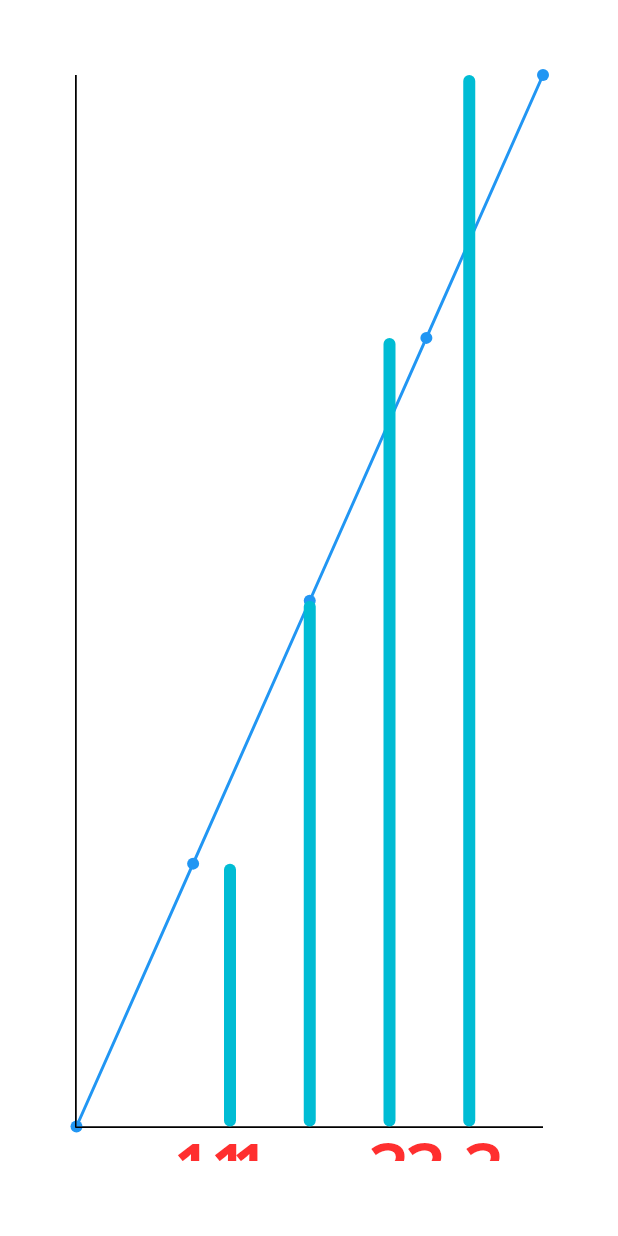
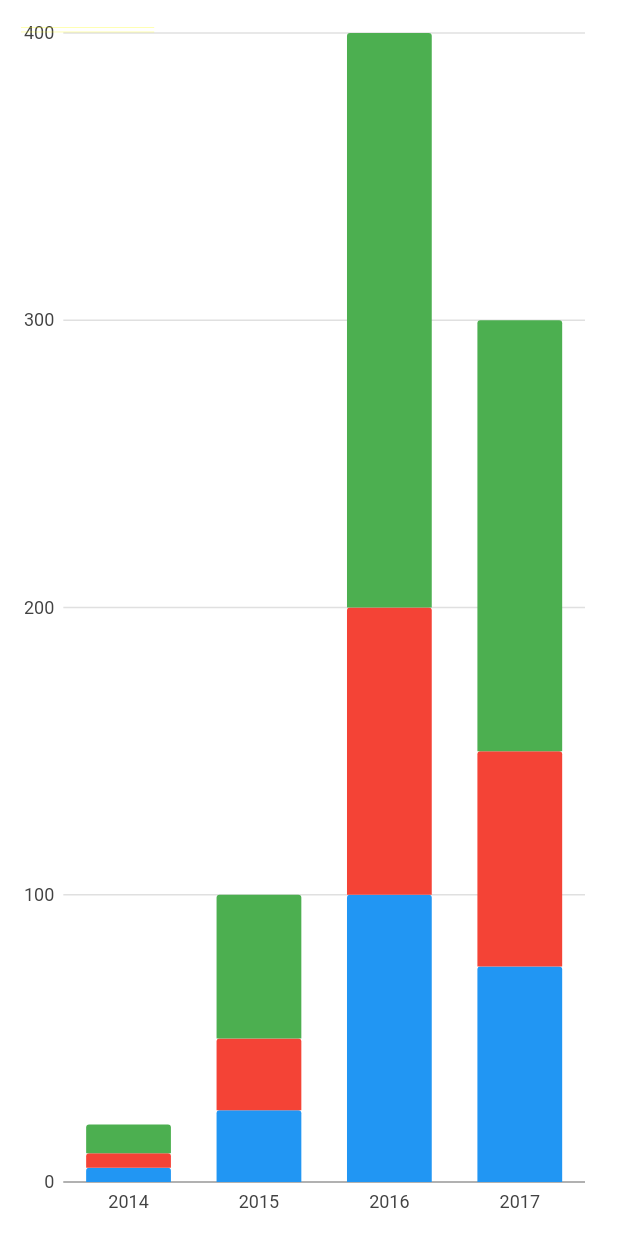
Before and after one commit to prithviraj2002/graph_poc, a Flutter app: the screen it shows after launch, on a phone screen of 412 x 824 dp. Run offline on Flutter 3.47's test engine with Material 2 defaults, Android fonts, the light colour scheme and no system bars; drawn by our look-alikes of fl_chart; our stand-ins replace charts_flutter; missing offline and left inert: draw_graph.

Commit message:
Used OrdinalComboBarLineChart

```diff
--- a/lib/main.dart
+++ b/lib/main.dart
@@ -1,4 +1,5 @@
 import 'package:flutter/material.dart';
+import 'package:graph_poc/screen/home_screen.dart';
 import 'package:graph_poc/screen/main_screen.dart';
 
 void main() {
@@ -32,7 +33,7 @@ class MyApp extends StatelessWidget {
         colorScheme: ColorScheme.fromSeed(seedColor: Colors.deepPurple),
         useMaterial3: true,
       ),
-      home: const MainScreen()
+      home: HomePage()
     );
   }
 }
--- /dev/null
+++ b/lib/screen/home_screen.dart
@@ -0,0 +1,22 @@
+import 'package:flutter/material.dart';
+
+import '../widgets/charts_flutter.dart';
+
+class HomePage extends StatefulWidget {
+  static const String id ='/StackedBarLineExample';
+  @override
+  _HomePageState createState() => _HomePageState();
+}
+
+class _HomePageState extends State<HomePage> {
+  @override
+  Widget build(BuildContext context) {
+    return MaterialApp(
+      home: Padding(
+        padding: const EdgeInsets.all(8.0),
+        child: Center(
+          child: OrdinalComboBarLineChart.withSampleData()),
+        ),
+      );
+  }
+}
--- a/lib/screen/main_screen.dart
+++ b/lib/screen/main_screen.dart
@@ -17,13 +17,12 @@ class _MainScreenState extends State<MainScreen> {
 
   @override
   Widget build(BuildContext context) {
-    return const Padding(
-      padding: EdgeInsets.all(50.0),
+    return const Center(
       child: Stack(
         alignment: Alignment.bottomLeft,
         children: [
-          LineGraph(),
-          BarChartWidget()
+          BarChartWidget(),
+          //LineGraph(),
         ],
       ),
     );
--- a/lib/widgets/bar_graph.dart
+++ b/lib/widgets/bar_graph.dart
@@ -13,11 +13,16 @@ class BarChartWidget extends StatefulWidget {
 class _BarChartWidgetState extends State<BarChartWidget> {
   @override
   Widget build(BuildContext context) {
-    return SizedBox(
-      height: double.infinity,
-      width: double.infinity,
+    return Container(
+      height: 500,
+      width: 500,
+      decoration: BoxDecoration(
+        border: Border.all()
+      ),
       child: BarChart(
         BarChartData(
+          maxY: 6,
+          minY: 0,
           barGroups: [
             BarChartGroupData(
                 x: 0,
@@ -51,24 +56,16 @@ class _BarChartWidgetState extends State<BarChartWidget> {
                   )
                 ]
             ),
-            BarChartGroupData(
-                x: 4,
-                barRods: [
-                  BarChartRodData(
-                      toY: 4
-                  )
-                ]
-            ),
           ],
           borderData: FlBorderData(
               border: const Border(bottom: BorderSide(), left: BorderSide())),
           gridData: FlGridData(show: false),
-          titlesData: FlTitlesData(
-            bottomTitles: AxisTitles(sideTitles: _bottomTitles),
-            leftTitles: AxisTitles(sideTitles: SideTitles(showTitles: false)),
-            topTitles: AxisTitles(sideTitles: SideTitles(showTitles: false)),
-            rightTitles: AxisTitles(sideTitles: SideTitles(showTitles: false)),
-          ),
+          // titlesData: FlTitlesData(
+          //   bottomTitles: AxisTitles(sideTitles: _bottomTitles),
+          //   leftTitles: AxisTitles(sideTitles: SideTitles(showTitles: false)),
+          //   topTitles: AxisTitles(sideTitles: SideTitles(showTitles: false)),
+          //   rightTitles: AxisTitles(sideTitles: SideTitles(showTitles: false)),
+          // ),
         ),
       ),
     );
--- /dev/null
+++ b/lib/widgets/charts_flutter.dart
@@ -0,0 +1,90 @@
+import 'package:charts_flutter/flutter.dart';
+import 'package:flutter/material.dart';
+import 'package:charts_flutter/flutter.dart' as charts;
+
+class OrdinalComboBarLineChart extends StatelessWidget {
+  final List<Series<dynamic, String>> seriesList;
+  final bool animate;
+
+  const OrdinalComboBarLineChart(this.seriesList, {super.key, required this.animate});
+
+  factory OrdinalComboBarLineChart.withSampleData() {
+    return OrdinalComboBarLineChart(
+      _createSampleData(),
+      // Disable animations for image tests.
+      animate: false,
+    );
+  }
+
+  @override
+  Widget build(BuildContext context) {
+    return charts.OrdinalComboChart(
+        seriesList,
+        animate: animate,
+        // Configure the default renderer as a bar renderer.
+        defaultRenderer: charts.BarRendererConfig(
+            groupingType: charts.BarGroupingType.stacked),
+        // Custom renderer configuration for the line series. This will be used for
+        // any series that does not define a rendererIdKey.
+        customSeriesRenderers: [
+          charts.LineRendererConfig(
+            // ID used to link series to this renderer.
+              customRendererId: 'customLine')
+        ]);
+  }
+
+  /// Create series list with multiple series
+  static List<charts.Series<OrdinalSales, String>> _createSampleData() {
+    final desktopSalesData = [
+      OrdinalSales('2014', 5),
+      OrdinalSales('2015', 25),
+      OrdinalSales('2016', 100),
+      OrdinalSales('2017', 75),
+    ];
+
+    final tableSalesData = [
+      OrdinalSales('2014', 5),
+      OrdinalSales('2015', 25),
+      OrdinalSales('2016', 100),
+      OrdinalSales('2017', 75),
+    ];
+
+    final mobileSalesData = [
+      OrdinalSales('2014', 10),
+      OrdinalSales('2015', 50),
+      OrdinalSales('2016', 200),
+      OrdinalSales('2017', 150),
+    ];
+
+    return [
+      charts.Series<OrdinalSales, String>(
+          id: 'Desktop',
+          colorFn: (_, __) => charts.MaterialPalette.blue.shadeDefault,
+          domainFn: (OrdinalSales sales, _) => sales.year,
+          measureFn: (OrdinalSales sales, _) => sales.sales,
+          data: desktopSalesData),
+      charts.Series<OrdinalSales, String>(
+          id: 'Tablet',
+          colorFn: (_, __) => charts.MaterialPalette.red.shadeDefault,
+          domainFn: (OrdinalSales sales, _) => sales.year,
+          measureFn: (OrdinalSales sales, _) => sales.sales,
+          data: tableSalesData),
+      charts.Series<OrdinalSales, String>(
+          id: 'Mobile ',
+          colorFn: (_, __) => charts.MaterialPalette.green.shadeDefault,
+          domainFn: (OrdinalSales sales, _) => sales.year,
+          measureFn: (OrdinalSales sales, _) => sales.sales,
+          data: mobileSalesData)
+      // Configure our custom line renderer for this series.
+        ..setAttribute(charts.rendererIdKey, 'customLine'),
+    ];
+  }
+}
+
+/// Sample ordinal data type.
+class OrdinalSales {
+  final String year;
+  final int sales;
+
+  OrdinalSales(this.year, this.sales);
+}
--- a/lib/widgets/line_graph.dart
+++ b/lib/widgets/line_graph.dart
@@ -8,19 +8,24 @@ class LineGraph extends StatelessWidget {
 
   @override
   Widget build(BuildContext context){
-    return SizedBox(
-      height: double.infinity,
-      width: double.infinity,
+    return Container(
+      height: 500,
+      width: 500,
+        decoration: BoxDecoration(
+            border: Border.all()
+        ),
       child: LineChart(
         LineChartData(
+          maxX: 6,
+          maxY: 6,
+          minX: 0,
+          minY: 0,
           lineBarsData: [
             LineChartBarData(
               spots: const [
-                FlSpot(0, 0),
                 FlSpot(1, 1),
                 FlSpot(2, 2),
                 FlSpot(3, 3),
-                FlSpot(4, 4),
               ],
               color: Colors.blue,
               isCurved: false,
@@ -29,12 +34,12 @@ class LineGraph extends StatelessWidget {
           borderData: FlBorderData(
               border: const Border(bottom: BorderSide(), left: BorderSide())),
           gridData: FlGridData(show: false),
-          titlesData: FlTitlesData(
-          bottomTitles: AxisTitles(sideTitles: _bottomTitles),
-          leftTitles: AxisTitles(sideTitles: SideTitles(showTitles: false)),
-          topTitles: AxisTitles(sideTitles: SideTitles(showTitles: false)),
-          rightTitles: AxisTitles(sideTitles: SideTitles(showTitles: false)),
-          ),
+          // titlesData: FlTitlesData(
+          // bottomTitles: AxisTitles(sideTitles: _bottomTitles),
+          // leftTitles: AxisTitles(sideTitles: SideTitles(showTitles: false)),
+          // topTitles: AxisTitles(sideTitles: SideTitles(showTitles: false)),
+          // rightTitles: AxisTitles(sideTitles: SideTitles(showTitles: false)),
+          // ),
         ),
       )
     );
--- a/pubspec.yaml
+++ b/pubspec.yaml
@@ -38,6 +38,7 @@ dependencies:
   graphic: ^2.2.0
   fl_chart: ^0.62.0
   draw_graph: ^1.0.0
+  charts_flutter: ^0.12.0
 
 dev_dependencies:
   flutter_test:
```
Also changed, not shown: pubspec.lock.
